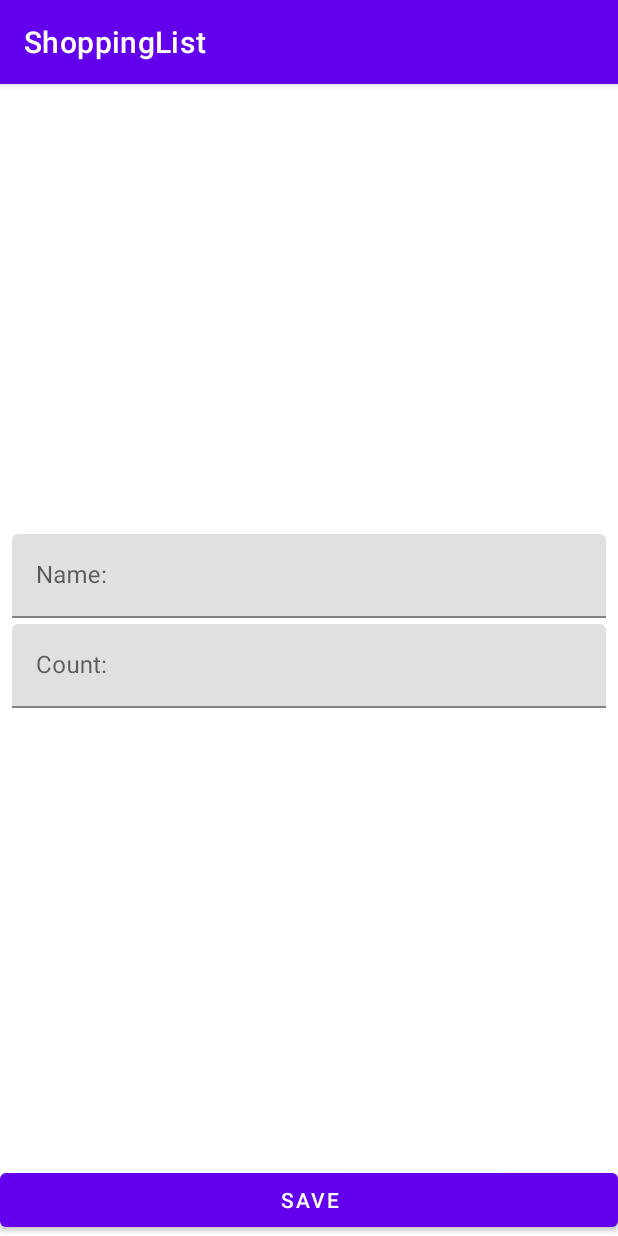
After one commit to aleuatdinjaksilikov/ShoppingList, an Android app: the fragment ShopItemFragment placed in its activity, on a phone screen of 412 x 824 dp. The commit adds this screen. Run offline under Robolectric (Android 15) with nearby library versions, the phone set to English and light mode, and no system bars; 6 statements that could not run were skipped.

Commit message:
Added Fragment

```diff
--- /dev/null
+++ b/app/src/main/java/com/example/shoppinglist/presentation/ShopItemFragment.kt
@@ -0,0 +1,175 @@
+package com.example.shoppinglist.presentation
+
+import android.content.Context
+import android.content.Intent
+import android.os.Bundle
+import android.text.Editable
+import android.text.TextWatcher
+import android.view.LayoutInflater
+import android.view.View
+import android.view.ViewGroup
+import android.widget.Button
+import android.widget.EditText
+import androidx.fragment.app.Fragment
+import androidx.lifecycle.ViewModelProvider
+import com.example.shoppinglist.R
+import com.example.shoppinglist.domain.ShopItem
+import com.google.android.material.textfield.TextInputLayout
+
+class ShopItemFragment:Fragment() {
+
+    private lateinit var viewModel: ShopItemViewModel
+
+    private lateinit var tilName: TextInputLayout
+    private lateinit var tilCount: TextInputLayout
+    private lateinit var etName: EditText
+    private lateinit var etCount: EditText
+    private lateinit var buttonSave : Button
+
+    private var screenMode:String = MODE_UNKNOWN
+    private var shopItemId: Int = ShopItem.UNDEFINED_ID
+
+    override fun onCreate(savedInstanceState: Bundle?) {
+        super.onCreate(savedInstanceState)
+        parseParams()
+    }
+
+    override fun onCreateView(
+        inflater: LayoutInflater,
+        container: ViewGroup?,
+        savedInstanceState: Bundle?
+    ): View? {
+        return inflater.inflate(R.layout.fragment_shop_item,container,false)
+    }
+
+    override fun onViewCreated(view: View, savedInstanceState: Bundle?) {
+        super.onViewCreated(view, savedInstanceState)
+        viewModel = ViewModelProvider(this)[ShopItemViewModel::class.java]
+        initViews(view)
+        addTextChangeListeners()
+        launchRightMode()
+        observeViewModel()
+    }
+
+    private fun initViews(view: View){
+        tilName = view.findViewById(R.id.til_name)
+        tilCount = view.findViewById(R.id.til_count)
+        etName= view.findViewById(R.id.et_name)
+        etCount= view.findViewById(R.id.et_count)
+        buttonSave = view.findViewById(R.id.save_button)
+    }
+
+    private fun addTextChangeListeners() {
+        etName.addTextChangedListener(object : TextWatcher {
+            override fun beforeTextChanged(p0: CharSequence?, p1: Int, p2: Int, p3: Int) {
+
+            }
+            override fun onTextChanged(p0: CharSequence?, p1: Int, p2: Int, p3: Int) {
+                viewModel.resetErrorInputName()
+            }
+            override fun afterTextChanged(p0: Editable?) {
+
+            }
+        })
+        etCount.addTextChangedListener(object : TextWatcher{
+            override fun beforeTextChanged(p0: CharSequence?, p1: Int, p2: Int, p3: Int) {
+
+            }
+            override fun onTextChanged(p0: CharSequence?, p1: Int, p2: Int, p3: Int) {
+                viewModel.resetErrorInputCount()
+            }
+            override fun afterTextChanged(p0: Editable?) {
+
+            }
+        })
+    }
+
+    private fun launchRightMode() {
+        when (screenMode) {
+            MODE_EDIT -> launchEditMode()
+            MODE_ADD -> launchAddMode()
+        }
+    }
+
+    private fun launchEditMode(){
+        viewModel.getShopItem(shopItemId)
+        viewModel.shopItem.observe(viewLifecycleOwner){
+            etName.setText(it.name)
+            etCount.setText(it.count.toString())
+        }
+        buttonSave.setOnClickListener {
+            viewModel.editShopItem(etName.text?.toString(),etCount.text?.toString())
+        }
+    }
+
+    private fun launchAddMode() {
+        buttonSave.setOnClickListener {
+            viewModel.addShopItem(etName.text?.toString(),etCount.text?.toString())
+        }
+    }
+
+    private fun observeViewModel() {
+        viewModel.errorInputCount.observe(viewLifecycleOwner) {
+            val message = if (it) {
+                getString(R.string.error_input_count)
+            } else {
+                null
+            }
+            tilCount.error = message
+        }
+        viewModel.errorInputName.observe(viewLifecycleOwner) {
+            val message = if (it) {
+                getString(R.string.error_input_name)
+            } else {
+                null
+            }
+            tilName.error = message
+        }
+        viewModel.shouldCloseScreen.observe(viewLifecycleOwner) {
+            activity?.onBackPressed()
+        }
+    }
+
+
+    private fun parseParams(){
+        var args = requireArguments()
+        if (!args.containsKey(SCREEN_MODE)){
+            throw RuntimeException("Param screen mode is absent :$SCREEN_MODE")
+        }
+        val mode = args.getString(SCREEN_MODE)
+        if (mode!= MODE_EDIT &&  mode!= MODE_ADD){
+            throw RuntimeException("Unknown screen mode $mode")
+        }
+        screenMode = mode
+        if (screenMode == MODE_EDIT){
+            if (!args.containsKey(SHOP_ITEM_ID)){
+                throw RuntimeException("Param shop item id is absent")
+            }
+            shopItemId = args.getInt(SHOP_ITEM_ID,ShopItem.UNDEFINED_ID)
+        }
+    }
+
+    companion object{
+        private const val SCREEN_MODE = "extra_mode"
+        private const val SHOP_ITEM_ID = "extra_shop_item_id"
+        private const val MODE_EDIT = "mode_edit"
+        private const val MODE_ADD = "mode_add"
+        private const val MODE_UNKNOWN = ""
+
+        fun newInstanceAddItem():ShopItemFragment{
+            val args = Bundle()
+            args.putString(SCREEN_MODE, MODE_ADD)
+            val fragment = ShopItemFragment()
+            fragment.arguments = args
+            return fragment
+        }
+        fun newInstanceEditItem(shopItemId: Int):ShopItemFragment{
+            return ShopItemFragment().apply {
+                arguments = Bundle().apply {
+                    putString(SCREEN_MODE, MODE_EDIT)
+                    putInt(SHOP_ITEM_ID,shopItemId)
+                }
+            }
+        }
+    }
+}
--- a/app/src/main/res/layout/activity_shop_item.xml
+++ b/app/src/main/res/layout/activity_shop_item.xml
@@ -1,62 +1,9 @@
 <?xml version="1.0" encoding="utf-8"?>
-<androidx.constraintlayout.widget.ConstraintLayout xmlns:android="http://schemas.android.com/apk/res/android"
-    xmlns:app="http://schemas.android.com/apk/res-auto"
+<androidx.fragment.app.FragmentContainerView
+    xmlns:android="http://schemas.android.com/apk/res/android"
     xmlns:tools="http://schemas.android.com/tools"
+    android:id="@+id/shop_item_container"
     android:layout_width="match_parent"
     android:layout_height="match_parent"
-    tools:context=".presentation.ShopItemActivity">
-
-    <com.google.android.material.textfield.TextInputLayout
-        android:id="@+id/til_name"
-        android:layout_width="0dp"
-        android:layout_height="wrap_content"
-        android:layout_marginStart="8dp"
-        android:layout_marginEnd="8dp"
-        android:layout_marginBottom="4dp"
-        app:layout_constraintBottom_toTopOf="@id/til_count"
-        app:layout_constraintEnd_toEndOf="parent"
-        app:layout_constraintStart_toStartOf="parent"
-        app:layout_constraintTop_toTopOf="parent"
-        app:layout_constraintVertical_chainStyle="packed">
-
-        <com.google.android.material.textfield.TextInputEditText
-            android:id="@+id/et_name"
-            android:layout_width="match_parent"
-            android:layout_height="wrap_content"
-            android:hint="Name:"
-            android:inputType="textCapWords"/>
-
-    </com.google.android.material.textfield.TextInputLayout>
-
-    <com.google.android.material.textfield.TextInputLayout
-        android:id="@+id/til_count"
-        android:layout_width="0dp"
-        android:layout_height="wrap_content"
-        android:layout_marginStart="8dp"
-        android:layout_marginEnd="8dp"
-        android:layout_marginBottom="4dp"
-        app:layout_constraintTop_toBottomOf="@id/til_name"
-        app:layout_constraintEnd_toEndOf="parent"
-        app:layout_constraintStart_toStartOf="parent"
-        app:layout_constraintBottom_toTopOf="@id/save_button"
-        app:layout_constraintVertical_chainStyle="packed">
-
-        <com.google.android.material.textfield.TextInputEditText
-            android:id="@+id/et_count"
-            android:layout_width="match_parent"
-            android:layout_height="wrap_content"
-            android:hint="Count:"
-            android:inputType="number"/>
-
-    </com.google.android.material.textfield.TextInputLayout>
-
-    <Button
-        android:id="@+id/save_button"
-        android:layout_width="0dp"
-        android:layout_height="wrap_content"
-        app:layout_constraintBottom_toBottomOf="parent"
-        app:layout_constraintStart_toStartOf="parent"
-        app:layout_constraintEnd_toEndOf="parent"
-        android:text="Save"/>
-
-</androidx.constraintlayout.widget.ConstraintLayout>
+    tools:context=".presentation.ShopItemActivity"
+    />
--- /dev/null
+++ b/app/src/main/res/layout/fragment_shop_item.xml
@@ -0,0 +1,62 @@
+<?xml version="1.0" encoding="utf-8"?>
+<androidx.constraintlayout.widget.ConstraintLayout xmlns:android="http://schemas.android.com/apk/res/android"
+    xmlns:app="http://schemas.android.com/apk/res-auto"
+    xmlns:tools="http://schemas.android.com/tools"
+    android:layout_width="match_parent"
+    android:layout_height="match_parent"
+    tools:context=".presentation.ShopItemFragment">
+
+    <com.google.android.material.textfield.TextInputLayout
+        android:id="@+id/til_name"
+        android:layout_width="0dp"
+        android:layout_height="wrap_content"
+        android:layout_marginStart="8dp"
+        android:layout_marginEnd="8dp"
+        android:layout_marginBottom="4dp"
+        app:layout_constraintBottom_toTopOf="@id/til_count"
+        app:layout_constraintEnd_toEndOf="parent"
+        app:layout_constraintStart_toStartOf="parent"
+        app:layout_constraintTop_toTopOf="parent"
+        app:layout_constraintVertical_chainStyle="packed">
+
+        <com.google.android.material.textfield.TextInputEditText
+            android:id="@+id/et_name"
+            android:layout_width="match_parent"
+            android:layout_height="wrap_content"
+            android:hint="Name:"
+            android:inputType="textCapWords"/>
+
+    </com.google.android.material.textfield.TextInputLayout>
+
+    <com.google.android.material.textfield.TextInputLayout
+        android:id="@+id/til_count"
+        android:layout_width="0dp"
+        android:layout_height="wrap_content"
+        android:layout_marginStart="8dp"
+        android:layout_marginEnd="8dp"
+        android:layout_marginBottom="4dp"
+        app:layout_constraintTop_toBottomOf="@id/til_name"
+        app:layout_constraintEnd_toEndOf="parent"
+        app:layout_constraintStart_toStartOf="parent"
+        app:layout_constraintBottom_toTopOf="@id/save_button"
+        app:layout_constraintVertical_chainStyle="packed">
+
+        <com.google.android.material.textfield.TextInputEditText
+            android:id="@+id/et_count"
+            android:layout_width="match_parent"
+            android:layout_height="wrap_content"
+            android:hint="Count:"
+            android:inputType="number"/>
+
+    </com.google.android.material.textfield.TextInputLayout>
+
+    <Button
+        android:id="@+id/save_button"
+        android:layout_width="0dp"
+        android:layout_height="wrap_content"
+        app:layout_constraintBottom_toBottomOf="parent"
+        app:layout_constraintStart_toStartOf="parent"
+        app:layout_constraintEnd_toEndOf="parent"
+        android:text="Save"/>
+
+</androidx.constraintlayout.widget.ConstraintLayout>
```
Also changed, not shown: app/src/main/java/com/example/shoppinglist/presentation/MainActivity.kt (+28 -5 lines), app/src/main/java/com/example/shoppinglist/presentation/ShopItemActivity.kt (+94 -91 lines), app/src/main/res/layout-land/activity_main.xml (added, +48 -0 lines).
